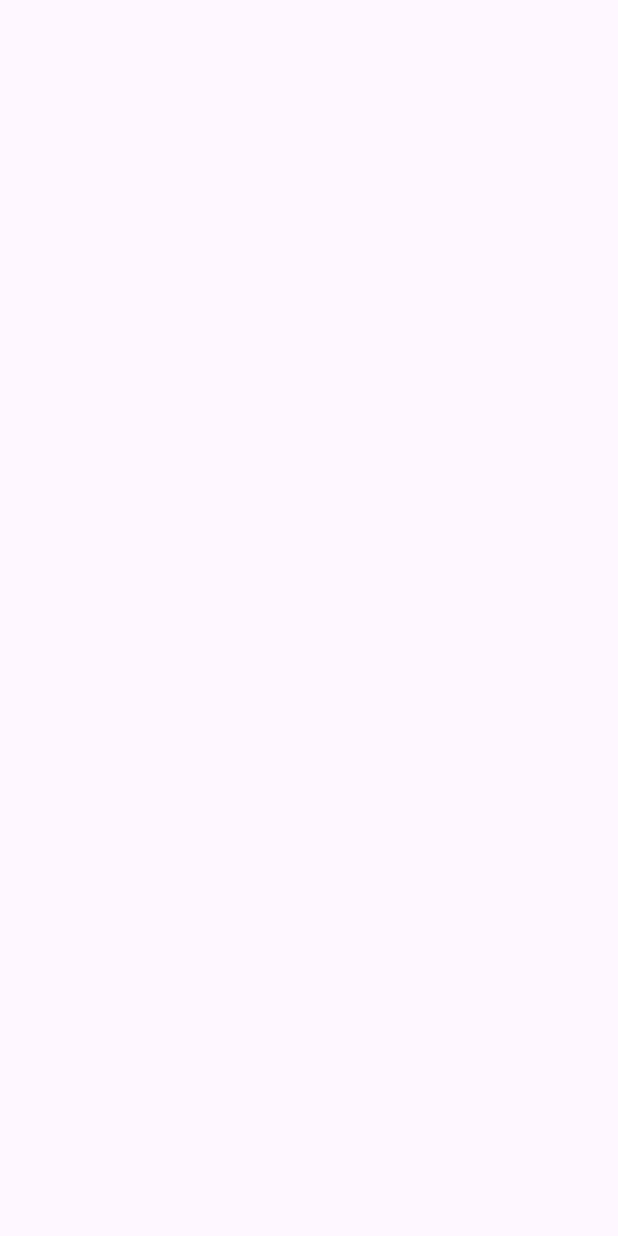
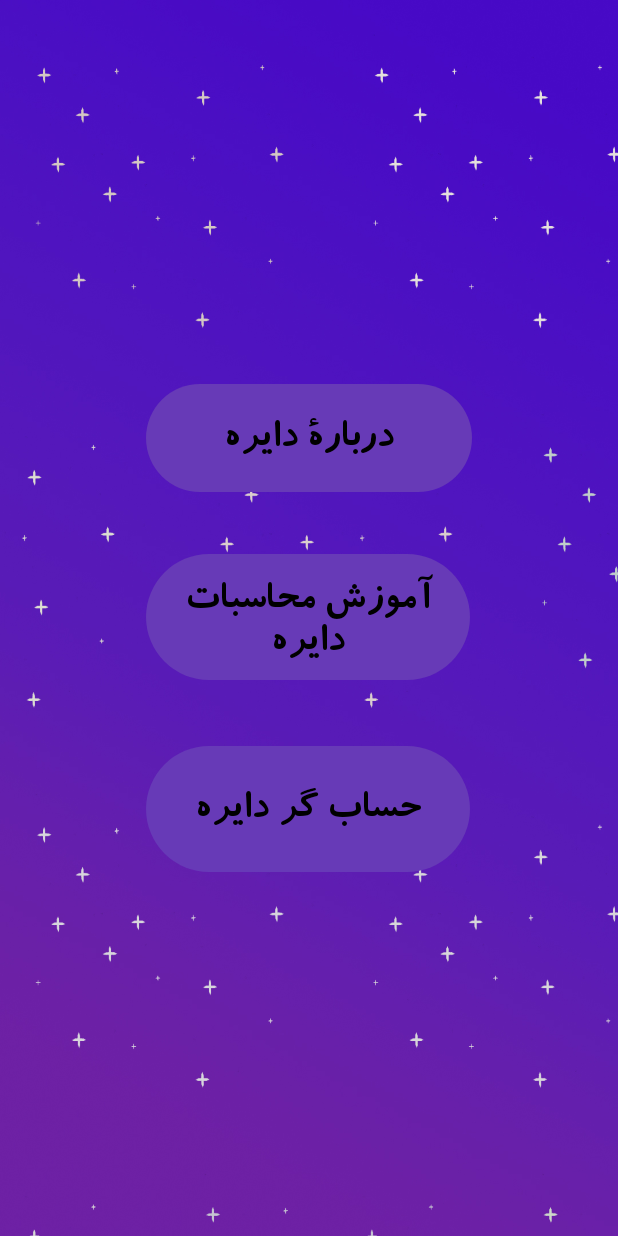
Before and after one commit to SkullGamer5/SuperMath, an Android app: the circleActivity screen opened directly, with no data from a screen before it, on a phone screen of 412 x 824 dp. Before the commit the screen is empty. Run offline under Robolectric (Android 15) with nearby library versions, the phone set to English and light mode, and no system bars.

Commit message:
added circle

```diff
--- a/app/src/main/java/com/mohsen/supermath/circleActivity.kt
+++ b/app/src/main/java/com/mohsen/supermath/circleActivity.kt
@@ -1,11 +1,31 @@
 package com.mohsen.supermath
 
+import android.content.Intent
 import androidx.appcompat.app.AppCompatActivity
 import android.os.Bundle
+import android.widget.Button
 
 class circleActivity : AppCompatActivity() {
     override fun onCreate(savedInstanceState: Bundle?) {
         super.onCreate(savedInstanceState)
         setContentView(R.layout.activity_circle)
+
+        val circleAboutButton = findViewById<Button>(R.id.circleAboutButton)
+        circleAboutButton.setOnClickListener{
+            val Intent = Intent(this,circleAboutActivity::class.java)
+            startActivity(Intent)
+        }
+
+        val circleFormsButton = findViewById<Button>(R.id.circleformsButton)
+        circleFormsButton.setOnClickListener{
+            val Intent = Intent(this,circleFormsActivity::class.java)
+            startActivity(Intent)
+        }
+
+        val circlecalButton = findViewById<Button>(R.id.circlecalButton)
+        circlecalButton.setOnClickListener{
+            val Intent = Intent(this,circleCalActivity::class.java)
+            startActivity(Intent)
+        }
     }
 }
--- a/app/src/main/java/com/mohsen/supermath/sphereActivity.kt
+++ b/app/src/main/java/com/mohsen/supermath/sphereActivity.kt
@@ -10,8 +10,8 @@ class sphereActivity : AppCompatActivity() {
         super.onCreate(savedInstanceState)
         setContentView(R.layout.activity_sphere)
 
-        val sphereAbout = findViewById<Button>(R.id.sphereAboutButton)
-        sphereAbout.setOnClickListener{
+        val sphereAboutButton = findViewById<Button>(R.id.sphereAboutButton)
+        sphereAboutButton.setOnClickListener{
             val Intent = Intent(this,sphereAboutActivity::class.java)
             startActivity(Intent)
         }
--- a/app/src/main/res/layout/activity_circle.xml
+++ b/app/src/main/res/layout/activity_circle.xml
@@ -4,6 +4,54 @@
     xmlns:tools="http://schemas.android.com/tools"
     android:layout_width="match_parent"
     android:layout_height="match_parent"
+    android:background="@drawable/mainactivitybackground"
     tools:context=".circleActivity">
 
+    <Button
+        android:id="@+id/circleAboutButton"
+        android:layout_width="217dp"
+        android:layout_height="80dp"
+        android:text="دربارة دایره"
+        android:textAppearance="@style/TextAppearance.AppCompat.Large"
+        android:textColor="#000000"
+        android:textSize="28sp"
+        app:layout_constraintBottom_toBottomOf="parent"
+        app:layout_constraintEnd_toEndOf="parent"
+        app:layout_constraintStart_toStartOf="parent"
+        app:layout_constraintTop_toTopOf="parent"
+        app:layout_constraintVertical_bias="0.339"
+        tools:ignore="HardcodedText" />
+
+    <Button
+        android:id="@+id/circleformsButton"
+        android:layout_width="216dp"
+        android:layout_height="92dp"
+        android:text="آموزش محاسبات دایره"
+        android:textAppearance="@style/TextAppearance.AppCompat.Large"
+        android:textColor="#000000"
+        android:textSize="28sp"
+        app:layout_constraintBottom_toBottomOf="parent"
+        app:layout_constraintEnd_toEndOf="parent"
+        app:layout_constraintHorizontal_bias="0.497"
+        app:layout_constraintStart_toStartOf="parent"
+        app:layout_constraintTop_toTopOf="parent"
+        app:layout_constraintVertical_bias="0.499"
+        tools:ignore="HardcodedText" />
+
+    <Button
+        android:id="@+id/circlecalButton"
+        android:layout_width="216dp"
+        android:layout_height="92dp"
+        android:text="حساب گر دایره"
+        android:textAppearance="@style/TextAppearance.AppCompat.Large"
+        android:textColor="#000000"
+        android:textSize="28sp"
+        app:layout_constraintBottom_toBottomOf="parent"
+        app:layout_constraintEnd_toEndOf="parent"
+        app:layout_constraintHorizontal_bias="0.497"
+        app:layout_constraintStart_toStartOf="parent"
+        app:layout_constraintTop_toTopOf="parent"
+        app:layout_constraintVertical_bias="0.674"
+        tools:ignore="HardcodedText" />
+
 </androidx.constraintlayout.widget.ConstraintLayout>
```
Also changed, not shown: app/src/main/AndroidManifest.xml (+9 -0 lines), app/src/main/java/com/mohsen/supermath/circleAboutActivity.kt (added, +11 -0 lines), app/src/main/java/com/mohsen/supermath/circleCalActivity.kt (added, +11 -0 lines), app/src/main/java/com/mohsen/supermath/circleFormsActivity.kt (added, +11 -0 lines), app/src/main/java/com/mohsen/supermath/sphereCalActivity.kt (+8 -0 lines), app/src/main/res/layout/activity_circle_about.xml (added, +9 -0 lines), app/src/main/res/layout/activity_circle_cal.xml (added, +9 -0 lines), app/src/main/res/layout/activity_circle_forms.xml (added, +9 -0 lines), app/src/main/res/layout/activity_sphere_cal.xml (+10 -8 lines).
